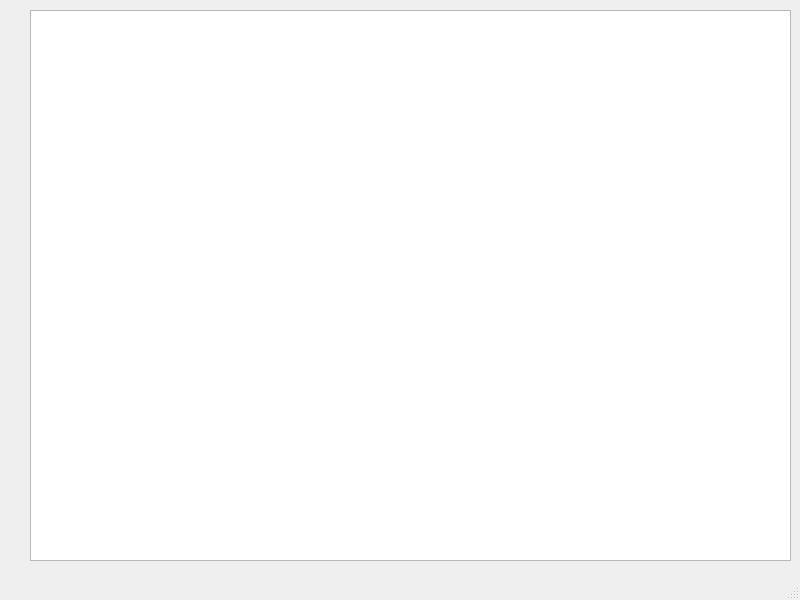
Before: the Qt Designer form mapa/mapa.ui in valenjess/Inf_2-Videojuego, drawn with Qt 5.
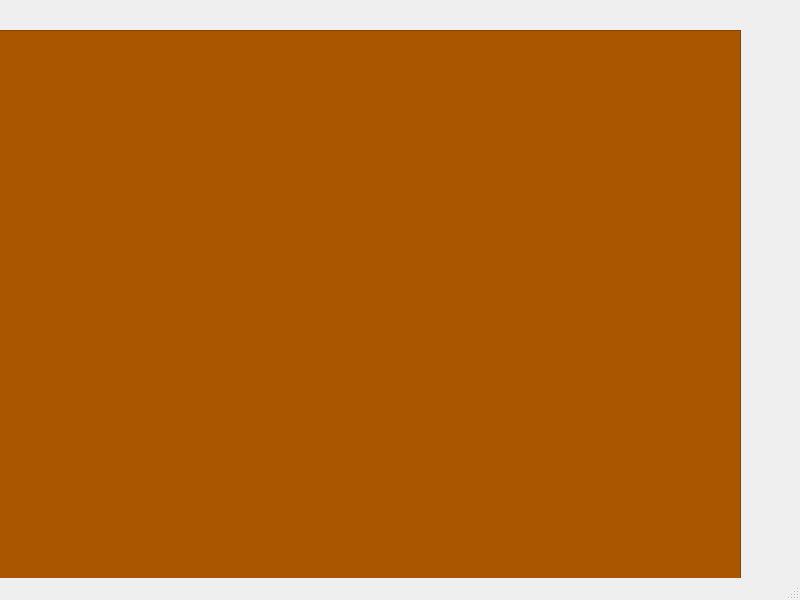
After: the same form once the commit is applied. Icons and pictures are not drawn.

Diff of the .ui file:
```diff
--- a/mapa/mapa.ui
+++ b/mapa/mapa.ui
@@ -17,14 +17,24 @@
    <widget class="QGraphicsView" name="graphicsView">
     <property name="geometry">
      <rect>
-      <x>30</x>
-      <y>10</y>
+      <x>-20</x>
+      <y>30</y>
       <width>761</width>
       <height>551</height>
      </rect>
     </property>
+    <property name="sizePolicy">
+     <sizepolicy hsizetype="Fixed" vsizetype="Expanding">
+      <horstretch>0</horstretch>
+      <verstretch>0</verstretch>
+     </sizepolicy>
+    </property>
+    <property name="autoFillBackground">
+     <bool>true</bool>
+    </property>
     <property name="styleSheet">
-     <string notr="true">images/pared1.jpg</string>
+     <string notr="true">background-image: url(:/new/prefix1/images/pared1.jpg);
+background-color: rgb(170, 85, 0);</string>
     </property>
    </widget>
   </widget>
```
